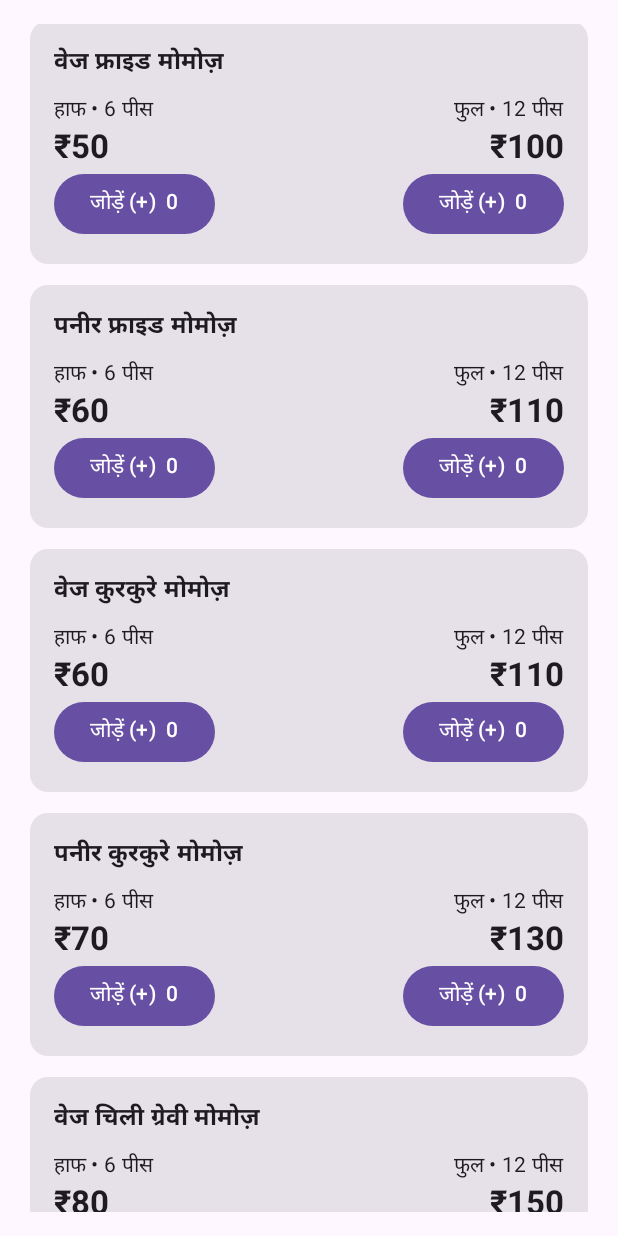
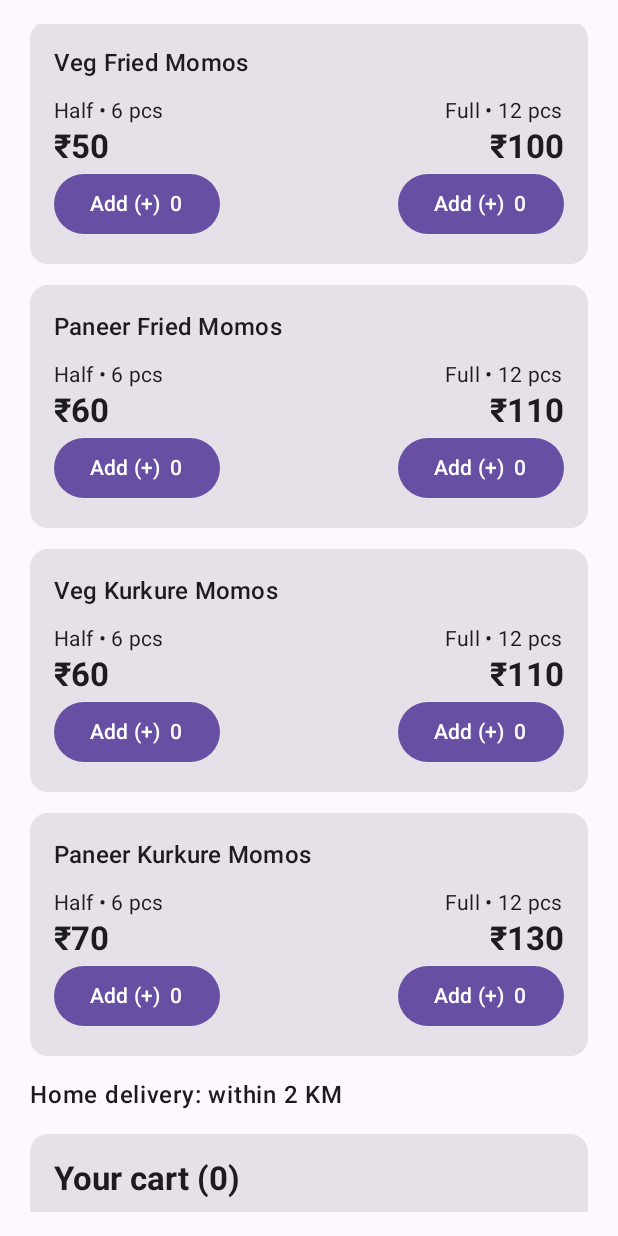
Before and after one commit to kanharohidas4-stack/KUHULU-MOMO, an Android app built with Jetpack Compose: the screen it shows after launch (MainActivity), scrolled down 554 dp, on a phone screen of 412 x 824 dp. Run offline under Robolectric (Android 15) with nearby library versions, the phone set to English and light mode, and no system bars.

Commit message:
Remove chilli gravy items and make both apps English-only

```diff
--- a/app/src/main/java/com/kuhulumomo/MainActivity.kt
+++ b/app/src/main/java/com/kuhulumomo/MainActivity.kt
@@ -24,26 +24,22 @@ class MainActivity : ComponentActivity() {
 
 private data class MenuItem(
     val name: String,
-    val hindiName: String,
     val halfPrice: Int,
     val fullPrice: Int
 )
 
 private val menuItems = listOf(
-    MenuItem("Veg Steam Momos", "वेज स्टीम मोमोज़", 40, 80),
-    MenuItem("Paneer Steam Momos", "पनीर स्टीम मोमोज़", 50, 100),
-    MenuItem("Veg Fried Momos", "वेज फ्राइड मोमोज़", 50, 100),
-    MenuItem("Paneer Fried Momos", "पनीर फ्राइड मोमोज़", 60, 110),
-    MenuItem("Veg Kurkure Momos", "वेज कुरकुरे मोमोज़", 60, 110),
-    MenuItem("Paneer Kurkure Momos", "पनीर कुरकुरे मोमोज़", 70, 130),
-    MenuItem("Veg Chilli Gravy Momos", "वेज चिली ग्रेवी मोमोज़", 80, 150),
-    MenuItem("Paneer Chilli Gravy Momos", "पनीर चिली ग्रेवी मोमोज़", 90, 170)
+    MenuItem("Veg Steam Momos", 40, 80),
+    MenuItem("Paneer Steam Momos", 50, 100),
+    MenuItem("Veg Fried Momos", 50, 100),
+    MenuItem("Paneer Fried Momos", 60, 110),
+    MenuItem("Veg Kurkure Momos", 60, 110),
+    MenuItem("Paneer Kurkure Momos", 70, 130)
 )
 
 @Composable
 fun KuhuluMomoApp() {
     val isOwner = BuildConfig.APP_TYPE == "OWNER"
-    var hindi by remember { mutableStateOf(true) }
     val cart = remember { mutableStateMapOf<String, Int>() }
     var showCheckout by remember { mutableStateOf(false) }
     val context = LocalContext.current
@@ -76,16 +72,9 @@ fun KuhuluMomoApp() {
                         Column {
                             Text("KUHULU MOMO", style = MaterialTheme.typography.headlineMedium, fontWeight = FontWeight.Bold)
                             Text(
-                                if (isOwner) {
-                                    if (hindi) "Owner App • आपका बिज़नेस" else "Owner App • Your business"
-                                } else {
-                                    if (hindi) "स्वादिष्ट मोमोज़, सीधे आपके घर" else "Delicious momos, delivered to you"
-                                },
+                                if (isOwner) "Owner App • Your business" else "Delicious momos, delivered to you",
                                 style = MaterialTheme.typography.bodyMedium
                             )
-                        }
-                        TextButton(onClick = { hindi = !hindi }) {
-                            Text(if (hindi) "English" else "हिंदी")
                         }
                     }
                 }
@@ -93,30 +82,30 @@ fun KuhuluMomoApp() {
                 if (isOwner) {
                     item {
                         SectionCard(
-                            if (hindi) "आज का डैशबोर्ड" else "Today's dashboard",
-                            if (hindi) "बिक्री, खर्च और मुनाफा यहाँ देख सकेंगे।" else "Sales, expenses and profit will appear here."
+                            "Today's dashboard",
+                            "Sales, expenses and profit will appear here."
                         )
                     }
                     items(
                         listOf(
-                            if (hindi) "ऑर्डर मैनेजमेंट" else "Order management",
-                            if (hindi) "बिक्री और खर्च" else "Sales and expenses",
-                            if (hindi) "मुनाफा / नुकसान" else "Profit / loss",
-                            if (hindi) "स्टॉक मैनेजमेंट" else "Stock management"
+                            "Order management",
+                            "Sales and expenses",
+                            "Profit / loss",
+                            "Stock management"
                         )
                     ) { label ->
-                        SectionCard(label, if (hindi) "अगले अपडेट में आएगा" else "Coming in a future update")
+                        SectionCard(label, "Coming in a future update")
                     }
                 } else {
                     item {
                         SectionCard(
-                            if (hindi) "हमारा मेन्यू" else "Our menu",
-                            if (hindi) "स्टीम, फ्राइड, कुरकुरे और चिली मोमोज़।" else "Steam, fried, kurkure and chilli momos."
+                            "Our menu",
+                            "Steam, fried, kurkure and chilli momos."
                         )
                     }
                     item {
                         Text(
-                            if (hindi) "आइटम • हाफ (6 पीस) • फुल (12 पीस)" else "Item • Half (6 pcs) • Full (12 pcs)",
+                            "Item • Half (6 pcs) • Full (12 pcs)",
                             style = MaterialTheme.typography.titleSmall,
                             fontWeight = FontWeight.Bold
                         )
@@ -124,7 +113,6 @@ fun KuhuluMomoApp() {
                     items(menuItems) { item ->
                         MenuPriceCard(
                             item = item,
-                            hindi = hindi,
                             halfQuantity = cart["${item.name}|Half"] ?: 0,
                             fullQuantity = cart["${item.name}|Full"] ?: 0,
                             onAddHalf = { cart["${item.name}|Half"] = (cart["${item.name}|Half"] ?: 0) + 1 },
@@ -133,7 +121,7 @@ fun KuhuluMomoApp() {
                     }
                     item {
                         Text(
-                            if (hindi) "होम डिलीवरी: 2 KM के अंदर" else "Home delivery: within 2 KM",
+                            "Home delivery: within 2 KM",
                             style = MaterialTheme.typography.bodyLarge,
                             fontWeight = FontWeight.SemiBold
                         )
@@ -141,14 +129,14 @@ fun KuhuluMomoApp() {
                     item {
                         Card(modifier = Modifier.fillMaxWidth()) {
                             Column(Modifier.padding(16.dp), verticalArrangement = Arrangement.spacedBy(10.dp)) {
-                                Text(if (hindi) "आपका कार्ट ($cartCount)" else "Your cart ($cartCount)", style = MaterialTheme.typography.titleLarge, fontWeight = FontWeight.Bold)
+                                Text("Your cart ($cartCount)", style = MaterialTheme.typography.titleLarge, fontWeight = FontWeight.Bold)
                                 if (cartLines.isEmpty()) {
-                                    Text(if (hindi) "अभी कार्ट खाली है। मेन्यू से मोमोज़ जोड़ें।" else "Your cart is empty. Add momos from the menu.")
+                                    Text("Your cart is empty. Add momos from the menu.")
                                 } else {
                                     cartLines.forEach { line ->
                                         Row(verticalAlignment = Alignment.CenterVertically, horizontalArrangement = Arrangement.SpaceBetween, modifier = Modifier.fillMaxWidth()) {
                                             Column(Modifier.weight(1f)) {
-                                                Text(if (hindi) line.item.hindiName else line.item.name, fontWeight = FontWeight.SemiBold)
+                                                Text(line.item.name, fontWeight = FontWeight.SemiBold)
                                                 Text("${line.size} • ₹${line.price} × ${line.quantity} = ₹${line.price * line.quantity}")
                                             }
                                             Row(verticalAlignment = Alignment.CenterVertically) {
@@ -161,9 +149,9 @@ fun KuhuluMomoApp() {
                                         }
                                     }
                                     HorizontalDivider()
-                                    Text(if (hindi) "कुल: ₹$cartTotal" else "Total: ₹$cartTotal", style = MaterialTheme.typography.titleLarge, fontWeight = FontWeight.Bold)
+                                    Text("Total: ₹$cartTotal", style = MaterialTheme.typography.titleLarge, fontWeight = FontWeight.Bold)
                                     Button(onClick = { showCheckout = true }, modifier = Modifier.fillMaxWidth()) {
-                                        Text(if (hindi) "ऑर्डर आगे बढ़ाएँ" else "Proceed to order")
+                                        Text("Proceed to order")
                                     }
                                 }
                             }
@@ -171,7 +159,7 @@ fun KuhuluMomoApp() {
                     }
                     item {
                         Text(
-                            if (hindi) "नोट: ऑर्डर भेजने के लिए अगली स्क्रीन पर WhatsApp या कोई शेयर ऐप चुनें।" else "Note: On the next screen, choose WhatsApp or another sharing app to send your order.",
+                            "Note: On the next screen, choose WhatsApp or another sharing app to send your order.",
                             style = MaterialTheme.typography.bodySmall
                         )
                     }
@@ -182,7 +170,6 @@ fun KuhuluMomoApp() {
 
     if (showCheckout && !isOwner) {
         CheckoutDialog(
-            hindi = hindi,
             onDismiss = { showCheckout = false },
             onShare = { customerName, phone, address ->
                 val orderText = buildString {
@@ -199,7 +186,7 @@ fun KuhuluMomoApp() {
                     type = "text/plain"
                     putExtra(Intent.EXTRA_TEXT, orderText)
                 }
-                context.startActivity(Intent.createChooser(sendIntent, if (hindi) "ऑर्डर भेजें" else "Send order"))
+                context.startActivity(Intent.createChooser(sendIntent, "Send order"))
                 showCheckout = false
             }
         )
@@ -216,7 +203,6 @@ private data class CartLine(
 
 @Composable
 private fun CheckoutDialog(
-    hindi: Boolean,
     onDismiss: () -> Unit,
     onShare: (String, String, String) -> Unit
 ) {
@@ -227,22 +213,22 @@ private fun CheckoutDialog(
 
     AlertDialog(
         onDismissRequest = onDismiss,
-        title = { Text(if (hindi) "ऑर्डर की जानकारी" else "Order details") },
+        title = { Text("Order details") },
         text = {
             Column(verticalArrangement = Arrangement.spacedBy(8.dp)) {
-                OutlinedTextField(value = name, onValueChange = { name = it }, label = { Text(if (hindi) "आपका नाम" else "Your name") }, singleLine = true)
-                OutlinedTextField(value = phone, onValueChange = { phone = it.filter(Char::isDigit).take(10) }, label = { Text(if (hindi) "मोबाइल नंबर" else "Mobile number") }, singleLine = true)
-                OutlinedTextField(value = address, onValueChange = { address = it }, label = { Text(if (hindi) "डिलीवरी का पूरा पता" else "Full delivery address") })
-                Text(if (hindi) "डिलीवरी केवल 2 KM के अंदर उपलब्ध है।" else "Delivery is available only within 2 KM.")
+                OutlinedTextField(value = name, onValueChange = { name = it }, label = { Text("Your name") }, singleLine = true)
+                OutlinedTextField(value = phone, onValueChange = { phone = it.filter(Char::isDigit).take(10) }, label = { Text("Mobile number") }, singleLine = true)
+                OutlinedTextField(value = address, onValueChange = { address = it }, label = { Text("Full delivery address") })
+                Text("Delivery is available only within 2 KM.")
             }
         },
         confirmButton = {
             Button(onClick = { onShare(name.trim(), phone, address.trim()) }, enabled = ready) {
-                Text(if (hindi) "ऑर्डर शेयर करें" else "Share order")
+                Text("Share order")
             }
         },
         dismissButton = {
-            TextButton(onClick = onDismiss) { Text(if (hindi) "रद्द करें" else "Cancel") }
+            TextButton(onClick = onDismiss) { Text("Cancel") }
         }
     )
 }
@@ -250,7 +236,6 @@ private fun CheckoutDialog(
 @Composable
 private fun MenuPriceCard(
     item: MenuItem,
-    hindi: Boolean,
     halfQuantity: Int,
     fullQuantity: Int,
     onAddHalf: () -> Unit,
@@ -262,7 +247,7 @@ private fun MenuPriceCard(
             verticalArrangement = Arrangement.spacedBy(10.dp)
         ) {
             Text(
-                if (hindi) item.hindiName else item.name,
+                item.name,
                 style = MaterialTheme.typography.titleMedium,
                 fontWeight = FontWeight.SemiBold
             )
@@ -271,15 +256,15 @@ private fun MenuPriceCard(
                 horizontalArrangement = Arrangement.SpaceBetween
             ) {
                 Column(Modifier.weight(1f)) {
-                    Text(if (hindi) "हाफ • 6 पीस" else "Half • 6 pcs", style = MaterialTheme.typography.bodyMedium)
+                    Text("Half • 6 pcs", style = MaterialTheme.typography.bodyMedium)
                     Text("₹${item.halfPrice}", style = MaterialTheme.typography.titleLarge, fontWeight = FontWeight.Bold)
-                    Button(onClick = onAddHalf) { Text(if (hindi) "जोड़ें (+)  $halfQuantity" else "Add (+)  $halfQuantity") }
+                    Button(onClick = onAddHalf) { Text("Add (+)  $halfQuantity") }
                 }
                 Spacer(Modifier.width(8.dp))
                 Column(horizontalAlignment = Alignment.End) {
-                    Text(if (hindi) "फुल • 12 पीस" else "Full • 12 pcs", style = MaterialTheme.typography.bodyMedium)
+                    Text("Full • 12 pcs", style = MaterialTheme.typography.bodyMedium)
                     Text("₹${item.fullPrice}", style = MaterialTheme.typography.titleLarge, fontWeight = FontWeight.Bold)
-                    Button(onClick = onAddFull) { Text(if (hindi) "जोड़ें (+)  $fullQuantity" else "Add (+)  $fullQuantity") }
+                    Button(onClick = onAddFull) { Text("Add (+)  $fullQuantity") }
                 }
             }
         }
```
